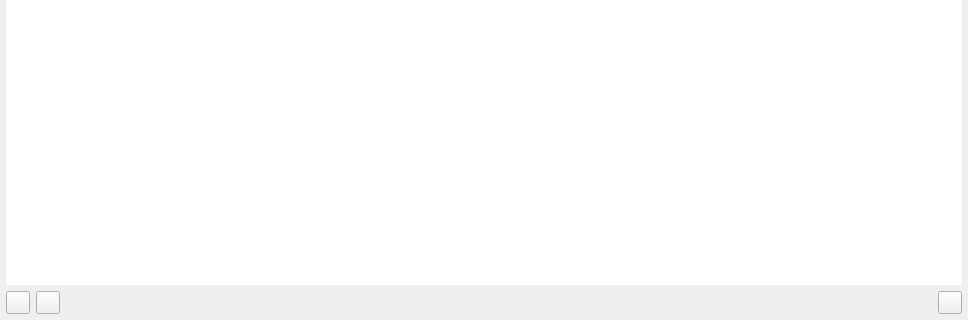
Before: the Qt Designer form alizams/GUI/srwidget.ui in AlizaMedicalImaging/AlizaMS, drawn with Qt 5; both pictures show x 0 to 968 and y 271 to 591 of the 968 by 591 pixel window.
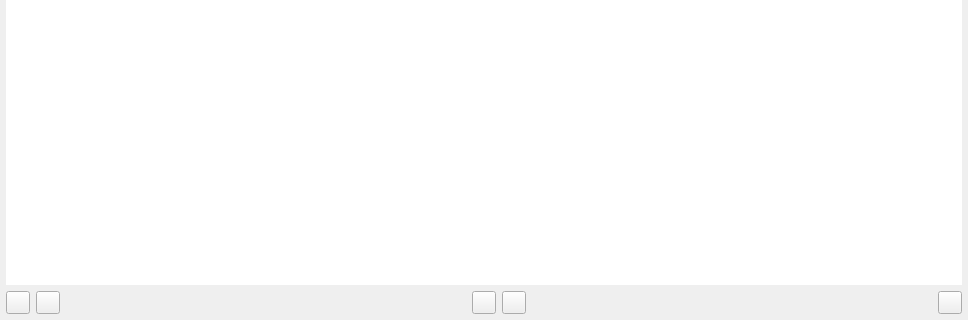
After: the same form once the commit is applied. Icons and pictures are not drawn.

```diff
--- a/alizams/GUI/srwidget.ui
+++ b/alizams/GUI/srwidget.ui
@@ -91,6 +91,41 @@
        </property>
       </widget>
      </item>
+     <item>
+      <spacer name="horizontalSpacer_2">
+       <property name="orientation">
+        <enum>Qt::Horizontal</enum>
+       </property>
+       <property name="sizeHint" stdset="0">
+        <size>
+         <width>40</width>
+         <height>20</height>
+        </size>
+       </property>
+      </spacer>
+     </item>
+     <item>
+      <widget class="QToolButton" name="backward_toolButton">
+       <property name="text">
+        <string/>
+       </property>
+       <property name="icon">
+        <iconset resource="../alizams.qrc">
+         <normaloff>:/bitmaps/left0.svg</normaloff>:/bitmaps/left0.svg</iconset>
+       </property>
+      </widget>
+     </item>
+     <item>
+      <widget class="QToolButton" name="forward_toolButton">
+       <property name="text">
+        <string/>
+       </property>
+       <property name="icon">
+        <iconset resource="../alizams.qrc">
+         <normaloff>:/bitmaps/right0.svg</normaloff>:/bitmaps/right0.svg</iconset>
+       </property>
+      </widget>
+     </item>
      <item>
       <spacer name="horizontalSpacer">
        <property name="orientation">
```
Left out of the diff: 19 changed lines with no effect on the pictures.
